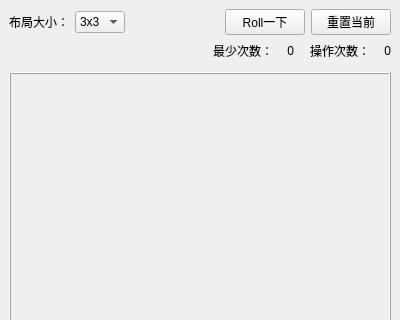
Old version of the form mainwindow.ui in the repository QuinMeow/CarPuzzle_Qt; both pictures show x 0 to 400 and y 0 to 320 of the 400 by 500 pixel window.
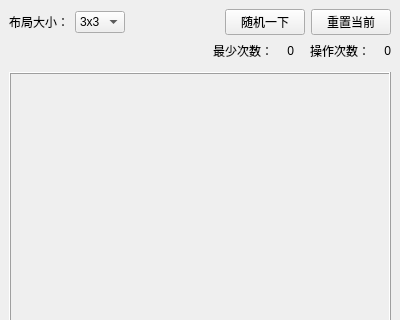
New version of the form. Icons and pictures are not drawn.

Patch:
```diff
--- a/mainwindow.ui
+++ b/mainwindow.ui
@@ -94,7 +94,7 @@
         <item>
          <widget class="QPushButton" name="BtnRandom">
           <property name="text">
-           <string>Roll一下</string>
+           <string>随机一下</string>
           </property>
          </widget>
         </item>
```
